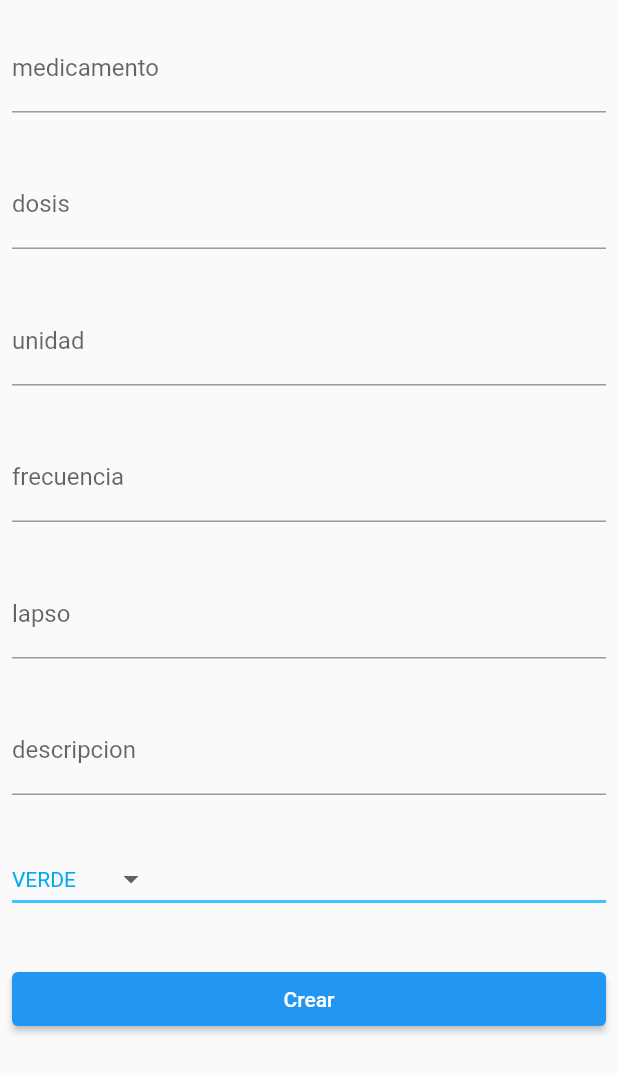
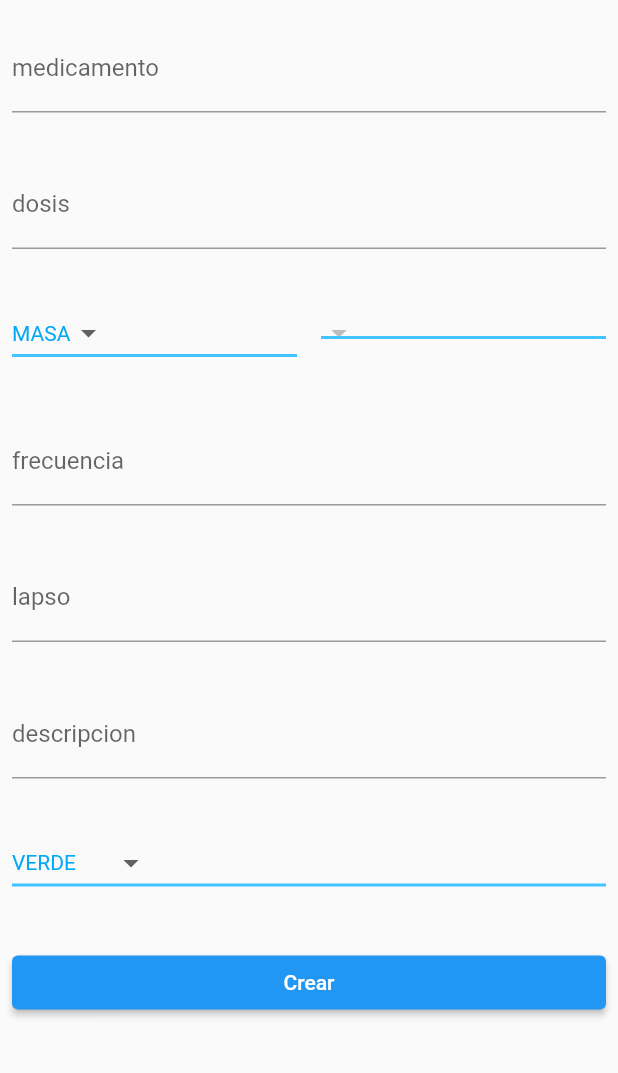
Before and after one commit to makhnnar/medical_recipe_viewer, a Flutter app: the screen it shows after launch, after a tap on the "add" icon, on a phone screen of 412 x 824 dp. Shown: the top 1073 px of the screen. Run offline on Flutter 3.47's test engine with Material 2 defaults, Android fonts, the phone set to English and light mode, and no system bars; our stand-ins replace permission_handler, pretty_qr_code, stream_channel; missing offline and left inert: qrscan, web3dart; network calls fail; statements that could not run were skipped; project files that could hold a hidden picture were left out.

Commit message:
added
:heavy_plus_sign: added creation field state for recipes

```diff
--- /dev/null
+++ b/lib/recipes/state/recipes_creation_field_state.dart
@@ -0,0 +1,61 @@
+import 'package:flutter/cupertino.dart';
+import 'package:medical_recipe_viewer/recipes/ui/recipe_creation/recipe_creation_view.dart';
+
+enum UnitType{
+  MASA,
+  VOL
+}
+
+enum UnitOption{
+  gr,
+  mg,
+  ug,
+  ng,
+  ml,
+  oz,
+}
+
+class RecipesCreationFieldState extends ChangeNotifier{
+
+  RecipeType _type = RecipeType.VERDE;
+
+  UnitType unitType = UnitType.MASA;
+  UnitOption unitOption = UnitOption.gr;
+
+  Map<UnitType,List<UnitOption>> _unidades = {
+    UnitType.MASA : [
+      UnitOption.gr,
+      UnitOption.mg,
+      UnitOption.ug,
+      UnitOption.ng
+    ],
+    UnitType.VOL : [
+      UnitOption.ml,
+      UnitOption.oz
+    ],
+  };
+
+  List<UnitOption> unitOptions = [];
+
+  void setRecipeType(RecipeType recipeType){
+    this._type = recipeType;
+    notifyListeners();
+  }
+
+  RecipeType getRecipeType(){
+    return _type;
+  }
+
+  void setOptionsToChoose(UnitType type){
+    unitType = type;
+    unitOptions = _unidades[type]!;
+    unitOption = _unidades[type]![0];
+    notifyListeners();
+  }
+
+  void setUnitOption(UnitOption newValue) {
+    unitOption = newValue;
+    notifyListeners();
+  }
+
+}
--- a/lib/recipes/state/recipes_state.dart
+++ b/lib/recipes/state/recipes_state.dart
@@ -11,8 +11,6 @@ import 'package:medical_recipe_viewer/recipes/ui/recipe_list/recipe_list_view.da
 class RecipesState extends ProviderHelper {
 
   late RecipesRepository repository;
-
-  RecipeType _type = RecipeType.VERDE;
 
   RecipesState(){
     this.value = Container();
@@ -100,13 +98,4 @@ class RecipesState extends ProviderHelper {
     );
   }
 
-  void setRecipeType(RecipeType recipeType){
-    this._type = recipeType;
-    notifyListeners();
-  }
-
-  RecipeType getRecipeType(){
-    return _type;
-  }
-
 }
--- a/lib/recipes/ui/recipe_creation/recipe_creation_view.dart
+++ b/lib/recipes/ui/recipe_creation/recipe_creation_view.dart
@@ -1,5 +1,6 @@
 import 'package:flutter/cupertino.dart';
 import 'package:flutter/material.dart';
+import 'package:medical_recipe_viewer/recipes/state/recipes_creation_field_state.dart';
 import 'package:medical_recipe_viewer/recipes/state/recipes_state.dart';
 import 'package:medical_recipe_viewer/widgets/custom_text_field.dart';
 import 'package:provider/provider.dart';
@@ -12,6 +13,7 @@ enum RecipeType {
 class RecipeCreationView extends StatelessWidget {
 
   late RecipesState _state;
+  late RecipesCreationFieldState _stateCreationFields;
 
   late String _nombre;
   late String _dosis;
@@ -26,6 +28,7 @@ class RecipeCreationView extends StatelessWidget {
   @override
   Widget build(BuildContext context) {
     _state = Provider.of<RecipesState>(context);
+    _stateCreationFields = Provider.of<RecipesCreationFieldState>(context);
     return Scaffold(
         body: ListView(
         children: [
@@ -41,28 +44,91 @@ class RecipeCreationView extends StatelessWidget {
             (text){
               print('$text');
               _dosis = text;
-            }
+            },
+            typeOfKeyBoard: TextInputType.number
           ),
-          CustomTextField(
-            "unidad",
-            (text){
-              print('$text');
-              _unidad = text;
-            }
+          Row(
+            children: [
+              Expanded(
+                  flex: 1,
+                  child:Padding(
+                      padding: EdgeInsets.symmetric(
+                          horizontal: 8,
+                          vertical: 16
+                      ),
+                      child:DropdownButton<UnitType>(
+                      value: _stateCreationFields.unitType,
+                      elevation: 16,
+                      style: const TextStyle(color: Colors.lightBlue),
+                      underline: Container(
+                        height: 2,
+                        color: Colors.lightBlueAccent,
+                      ),
+                      onChanged: (UnitType? newValue) {
+                        _stateCreationFields.setOptionsToChoose(newValue!);
+                      },
+                      items: <UnitType>[ UnitType.MASA,UnitType.VOL ]
+                          .map<DropdownMenuItem<UnitType>>((UnitType value) {
+                        return DropdownMenuItem<UnitType>(
+                          value: value,
+                          child: Text(
+                            value.name,
+                            textAlign: TextAlign.center,
+                          ),
+                        );
+                      }).toList(),
+                    )
+                )
+              ),
+              Expanded(
+                  flex: 1,
+                  child:Padding(
+                      padding: EdgeInsets.symmetric(
+                          horizontal: 8,
+                          vertical: 16
+                      ),
+                      child:DropdownButton<UnitOption>(
+                      value: _stateCreationFields.unitOption,
+                      elevation: 16,
+                      style: const TextStyle(color: Colors.lightBlue),
+                      underline: Container(
+                        height: 2,
+                        color: Colors.lightBlueAccent,
+                      ),
+                      onChanged: (UnitOption? newValue) {
+                        _unidad = newValue!.name;
+                        _stateCreationFields.setUnitOption(newValue!);
+                      },
+                      items: _stateCreationFields.unitOptions
+                          .map<DropdownMenuItem<UnitOption>>((UnitOption value) {
+                        return DropdownMenuItem<UnitOption>(
+                          value: value,
+                          child: Text(
+                            value.name,
+                            textAlign: TextAlign.center,
+                          ),
+                        );
+                      }).toList(),
+                    )
+                )
+              )
+            ],
           ),
           CustomTextField(
             "frecuencia",
             (text){
               print('$text');
               _frecuencia = text;
-            }
+            },
+            typeOfKeyBoard: TextInputType.number
           ),
           CustomTextField(
             "lapso",
             (text){
               print('$text');
               _lapso = text;
-            }
+            },
+            typeOfKeyBoard: TextInputType.number
           ),
           CustomTextField(
             "descripcion",
@@ -77,7 +143,7 @@ class RecipeCreationView extends StatelessWidget {
                   vertical: 16
               ),
               child:DropdownButton<RecipeType>(
-              value: _state.getRecipeType(),
+                value: _stateCreationFields.getRecipeType(),
                 elevation: 16,
                 style: const TextStyle(color: Colors.lightBlue),
                 underline: Container(
@@ -86,7 +152,7 @@ class RecipeCreationView extends StatelessWidget {
                 ),
                 onChanged: (RecipeType? newValue) {
                   _tipo = newValue!.index;
-                _state.setRecipeType(newValue);
+                  _stateCreationFields.setRecipeType(newValue);
                 },
                 items: <RecipeType>[ RecipeType.VERDE,RecipeType.AMARILLO,RecipeType.MORADO ]
                     .map<DropdownMenuItem<RecipeType>>((RecipeType value) {
--- a/lib/recipes/ui/recipe_list/recipe_list_view.dart
+++ b/lib/recipes/ui/recipe_list/recipe_list_view.dart
@@ -3,6 +3,7 @@ import 'dart:convert';
 import 'package:flutter/cupertino.dart';
 import 'package:flutter/material.dart';
 import 'package:medical_recipe_viewer/recipes/model/recipe.dart';
+import 'package:medical_recipe_viewer/recipes/state/recipes_creation_field_state.dart';
 import 'package:medical_recipe_viewer/recipes/state/recipes_state.dart';
 import 'package:medical_recipe_viewer/recipes/ui/recipe_creation/recipe_creation_view.dart';
 import 'package:medical_recipe_viewer/recipes/state/code_state.dart';
@@ -39,10 +40,17 @@ class RecipeListView extends StatelessWidget {
                   Navigator.push(
                     context,
                     MaterialPageRoute(
-                      builder: (context) => ChangeNotifierProvider<RecipesState>.value(
-                          value: _recipesState,
+                      builder: (context) => MultiProvider(
+                          providers: [
+                            ChangeNotifierProvider<RecipesState>.value(
+                              value: _recipesState
+                            ),
+                            ChangeNotifierProvider(
+                                create: (_) => RecipesCreationFieldState()
+                            ),
+                          ],
                           child: RecipeCreationView(),
-                      ),
+                      )
                     ),
                   );
                 },
--- a/lib/widgets/custom_text_field.dart
+++ b/lib/widgets/custom_text_field.dart
@@ -10,13 +10,16 @@ class CustomTextField extends StatelessWidget {
 
   String initValue = "";
 
+  TextInputType typeOfKeyBoard;
+
   var txt = TextEditingController();
 
   CustomTextField(
       this.label,
       this.onChanged,
       {
-        this.initValue = ""
+        this.initValue = "",
+        this.typeOfKeyBoard = TextInputType.name
       }
   );
 
@@ -33,6 +36,7 @@ class CustomTextField extends StatelessWidget {
       ),
       child: TextFormField(
         controller: txt,
+        keyboardType: typeOfKeyBoard,
         decoration: InputDecoration(
           border: UnderlineInputBorder(),
           labelText: label,
```
Lines whose indentation alone changed are shown as unchanged.
